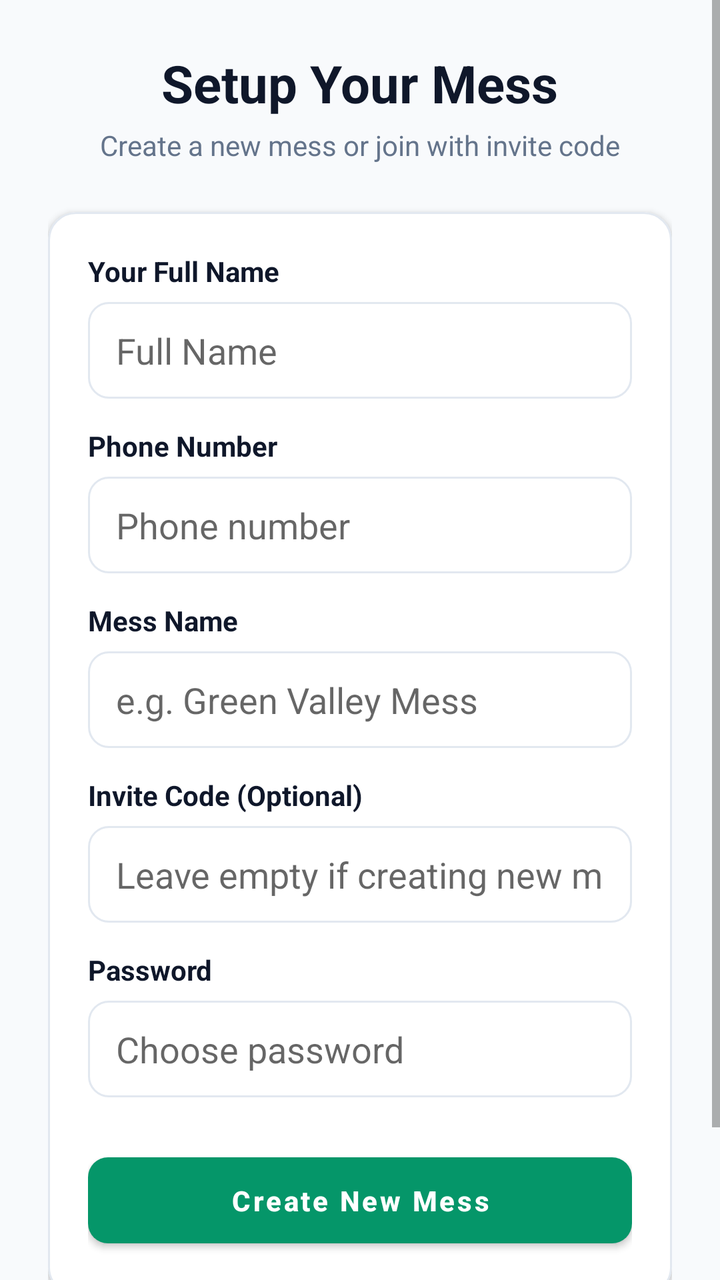
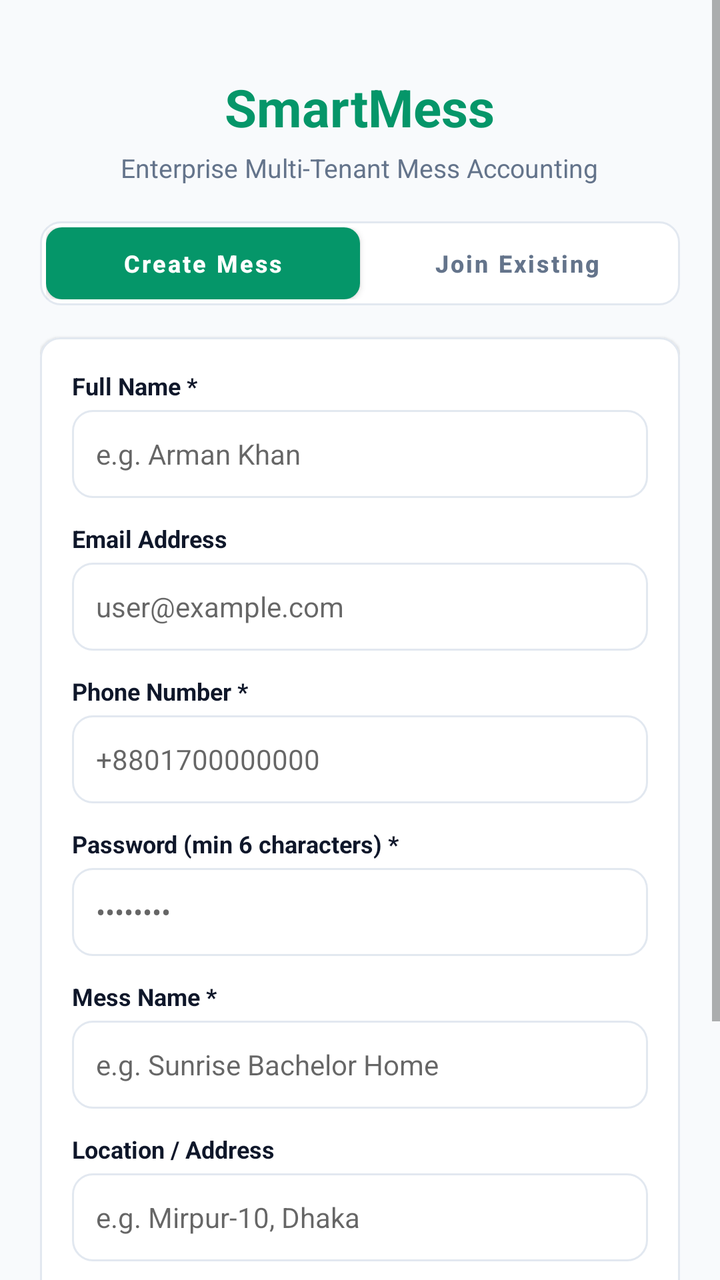

Two renders of the same Android screen: before a commit and after it. Below are the layout's source before the change and the commit's diff.
<!-- AndroidManifest.xml: application theme Theme.SmartMess -->
<!-- res/layout/activity_register.xml -->
<?xml version="1.0" encoding="utf-8"?>
<ScrollView xmlns:android="http://schemas.android.com/apk/res/android"
    xmlns:app="http://schemas.android.com/apk/res-auto"
    android:layout_width="match_parent"
    android:layout_height="match_parent"
    android:background="@color/background"
    android:fillViewport="true">

    <LinearLayout
        android:layout_width="match_parent"
        android:layout_height="wrap_content"
        android:gravity="center"
        android:orientation="vertical"
        android:padding="24dp">

        <TextView
            android:layout_width="wrap_content"
            android:layout_height="wrap_content"
            android:text="@string/register_title"
            android:textColor="@color/text_primary"
            android:textSize="26sp"
            android:textStyle="bold" />

        <TextView
            android:layout_width="wrap_content"
            android:layout_height="wrap_content"
            android:layout_marginTop="4dp"
            android:layout_marginBottom="24dp"
            android:text="Create a new mess or join with invite code"
            android:textColor="@color/text_secondary"
            android:textSize="14sp" />

        <com.google.android.material.card.MaterialCardView
            android:layout_width="match_parent"
            android:layout_height="wrap_content"
            style="@style/SmartCardView">

            <LinearLayout
                android:layout_width="match_parent"
                android:layout_height="wrap_content"
                android:orientation="vertical"
                android:padding="20dp">

                <TextView
                    android:layout_width="wrap_content"
                    android:layout_height="wrap_content"
                    android:text="@string/full_name"
                    android:textColor="@color/text_primary"
                    android:textStyle="bold" />

                <EditText
                    android:id="@+id/etName"
                    android:layout_width="match_parent"
                    android:layout_height="wrap_content"
                    android:layout_marginTop="6dp"
                    android:layout_marginBottom="14dp"
                    android:background="@drawable/rounded_edittext"
                    android:hint="Full Name"
                    android:inputType="textPersonName" />

                <TextView
                    android:layout_width="wrap_content"
                    android:layout_height="wrap_content"
                    android:text="@string/phone_number"
                    android:textColor="@color/text_primary"
                    android:textStyle="bold" />

                <EditText
                    android:id="@+id/etRegisterPhone"
                    android:layout_width="match_parent"
                    android:layout_height="wrap_content"
                    android:layout_marginTop="6dp"
                    android:layout_marginBottom="14dp"
                    android:background="@drawable/rounded_edittext"
                    android:hint="Phone number"
                    android:inputType="phone" />

                <TextView
                    android:layout_width="wrap_content"
                    android:layout_height="wrap_content"
                    android:text="@string/mess_name"
                    android:textColor="@color/text_primary"
                    android:textStyle="bold" />

                <EditText
                    android:id="@+id/etMessName"
                    android:layout_width="match_parent"
                    android:layout_height="wrap_content"
                    android:layout_marginTop="6dp"
                    android:layout_marginBottom="14dp"
                    android:background="@drawable/rounded_edittext"
                    android:hint="e.g. Green Valley Mess"
                    android:inputType="textCapWords" />

                <TextView
                    android:layout_width="wrap_content"
                    android:layout_height="wrap_content"
                    android:text="@string/invite_code"
                    android:textColor="@color/text_primary"
                    android:textStyle="bold" />

                <EditText
                    android:id="@+id/etInviteCode"
                    android:layout_width="match_parent"
                    android:layout_height="wrap_content"
                    android:layout_marginTop="6dp"
                    android:layout_marginBottom="14dp"
                    android:background="@drawable/rounded_edittext"
                    android:hint="Leave empty if creating new mess"
                    android:inputType="textCapCharacters" />

                <TextView
                    android:layout_width="wrap_content"
                    android:layout_height="wrap_content"
                    android:text="@string/password"
                    android:textColor="@color/text_primary"
                    android:textStyle="bold" />

                <EditText
                    android:id="@+id/etRegisterPassword"
                    android:layout_width="match_parent"
                    android:layout_height="wrap_content"
                    android:layout_marginTop="6dp"
                    android:layout_marginBottom="24dp"
                    android:background="@drawable/rounded_edittext"
                    android:hint="Choose password"
                    android:inputType="textPassword" />

                <com.google.android.material.button.MaterialButton
                    android:id="@+id/btnRegister"
                    android:layout_width="match_parent"
                    android:layout_height="wrap_content"
                    android:text="@string/btn_register"
                    style="@style/SmartButton" />

                <ProgressBar
                    android:id="@+id/pbRegister"
                    android:layout_width="32dp"
                    android:layout_height="32dp"
                    android:layout_gravity="center"
                    android:layout_marginTop="12dp"
                    android:visibility="gone" />

            </LinearLayout>

        </com.google.android.material.card.MaterialCardView>

        <TextView
            android:id="@+id/tvGoToLogin"
            android:layout_width="wrap_content"
            android:layout_height="wrap_content"
            android:layout_marginTop="20dp"
            android:padding="8dp"
            android:text="@string/have_account"
            android:textColor="@color/primary"
            android:textStyle="bold" />

    </LinearLayout>

</ScrollView>
<!-- resources referenced by this layout -->
<resources>
  <color name="background">#F8FAFC</color>
  <color name="primary">#059669</color>
  <color name="text_primary">#0F172A</color>
  <color name="text_secondary">#64748B</color>
  <string name="btn_register">Create New Mess</string>
  <string name="full_name">Your Full Name</string>
  <string name="have_account">Already have an account? Sign In</string>
  <string name="invite_code">Invite Code (Optional)</string>
  <string name="mess_name">Mess Name</string>
  <string name="password">Password</string>
  <string name="phone_number">Phone Number</string>
  <string name="register_title">Setup Your Mess</string>
  <style name="SmartButton" parent="Widget.MaterialComponents.Button">
          <item name="cornerRadius">10dp</item>
          <item name="android:paddingTop">12dp</item>
          <item name="android:paddingBottom">12dp</item>
          <item name="android:textAllCaps">false</item>
          <item name="android:textStyle">bold</item>
      </style>
  <style name="SmartCardView" parent="Widget.MaterialComponents.CardView">
          <item name="cardCornerRadius">14dp</item>
          <item name="cardElevation">2dp</item>
          <item name="cardBackgroundColor">@color/surface</item>
          <item name="strokeColor">@color/border_stroke</item>
          <item name="strokeWidth">1dp</item>
      </style>
  <style name="Theme.SmartMess" parent="Theme.MaterialComponents.DayNight.DarkActionBar">
          
          <item name="colorPrimary">@color/primary</item>
          <item name="colorPrimaryVariant">@color/primary_dark</item>
          <item name="colorOnPrimary">@color/text_on_primary</item>
          
          <item name="colorSecondary">@color/accent</item>
          <item name="colorSecondaryVariant">@color/accent</item>
          <item name="colorOnSecondary">@color/text_on_primary</item>
          
          <item name="android:statusBarColor">@color/primary_dark</item>
          <item name="android:windowBackground">@color/background</item>
          
          <item name="cardViewStyle">@style/SmartCardView</item>
      </style>
  <color name="surface">#FFFFFF</color>
  <color name="border_stroke">#E2E8F0</color>
  <color name="primary_dark">#047857</color>
  <color name="text_on_primary">#FFFFFF</color>
  <color name="accent">#0284C7</color>
  <!-- unchanged entries left out for length: 1 -->
</resources>

<!-- the commit's change to res/layout/activity_register.xml (unified diff, before → after) -->
@@ -1,6 +1,7 @@
 <?xml version="1.0" encoding="utf-8"?>
 <ScrollView xmlns:android="http://schemas.android.com/apk/res/android"
     xmlns:app="http://schemas.android.com/apk/res-auto"
+    xmlns:tools="http://schemas.android.com/tools"
     android:layout_width="match_parent"
     android:layout_height="match_parent"
     android:background="@color/background"
@@ -9,15 +10,18 @@
     <LinearLayout
         android:layout_width="match_parent"
         android:layout_height="wrap_content"
-        android:gravity="center"
+        android:gravity="center_horizontal"
         android:orientation="vertical"
-        android:padding="24dp">
-
+        android:padding="20dp">
+
+        
         <TextView
             android:layout_width="wrap_content"
             android:layout_height="wrap_content"
-            android:text="@string/register_title"
-            android:textColor="@color/text_primary"
+            android:layout_marginTop="16dp"
+            android:fontFamily="sans-serif-medium"
+            android:text="SmartMess"
+            android:textColor="@color/primary"
             android:textSize="26sp"
             android:textStyle="bold" />
 
@@ -25,11 +29,47 @@
             android:layout_width="wrap_content"
             android:layout_height="wrap_content"
             android:layout_marginTop="4dp"
-            android:layout_marginBottom="24dp"
-            android:text="Create a new mess or join with invite code"
+            android:layout_marginBottom="18dp"
+            android:fontFamily="sans-serif"
+            android:text="Enterprise Multi-Tenant Mess Accounting"
             android:textColor="@color/text_secondary"
-            android:textSize="14sp" />
-
+            android:textSize="13sp" />
+
+        
+        <LinearLayout
+            android:layout_width="match_parent"
+            android:layout_height="42dp"
+            android:layout_marginBottom="16dp"
+            android:background="@drawable/rounded_edittext"
+            android:orientation="horizontal"
+            android:padding="3dp">
+
+            <com.google.android.material.button.MaterialButton
+                android:id="@+id/btnPathCreateMess"
+                android:layout_width="0dp"
+                android:layout_height="match_parent"
+                android:layout_weight="1"
+                android:insetTop="0dp"
+                android:insetBottom="0dp"
+                android:text="Create Mess"
+                android:textSize="12sp"
+                style="@style/SmartButton" />
+
+            <com.google.android.material.button.MaterialButton
+                android:id="@+id/btnPathJoinMess"
+                android:layout_width="0dp"
+                android:layout_height="match_parent"
+                android:layout_weight="1"
+                android:insetTop="0dp"
+                android:insetBottom="0dp"
+                android:text="Join Existing"
+                android:textColor="@color/text_secondary"
+                android:textSize="12sp"
+                app:backgroundTint="@android:color/transparent"
+                style="@style/Widget.MaterialComponents.Button.TextButton" />
+        </LinearLayout>
+
+        
         <com.google.android.material.card.MaterialCardView
             android:layout_width="match_parent"
             android:layout_height="wrap_content"
@@ -39,122 +79,223 @@
                 android:layout_width="match_parent"
                 android:layout_height="wrap_content"
                 android:orientation="vertical"
-                android:padding="20dp">
-
+                android:padding="16dp">
+
+                
                 <TextView
                     android:layout_width="wrap_content"
                     android:layout_height="wrap_content"
-                    android:text="@string/full_name"
+                    android:fontFamily="sans-serif"
+                    android:text="Full Name *"
                     android:textColor="@color/text_primary"
+                    android:textSize="12sp"
                     android:textStyle="bold" />
 
                 <EditText
                     android:id="@+id/etName"
                     android:layout_width="match_parent"
-                    android:layout_height="wrap_content"
-                    android:layout_marginTop="6dp"
-                    android:layout_marginBottom="14dp"
+                    android:layout_height="44dp"
+                    android:layout_marginTop="4dp"
+                    android:layout_marginBottom="12dp"
                     android:background="@drawable/rounded_edittext"
-                    android:hint="Full Name"
-                    android:inputType="textPersonName" />
-
+                    android:hint="e.g. Arman Khan"
+                    android:inputType="textPersonName"
+                    android:paddingHorizontal="12dp"
+                    android:textSize="14sp" />
+
+                
                 <TextView
                     android:layout_width="wrap_content"
                     android:layout_height="wrap_content"
-                    android:text="@string/phone_number"
+                    android:fontFamily="sans-serif"
+                    android:text="Email Address"
                     android:textColor="@color/text_primary"
+                    android:textSize="12sp"
+                    android:textStyle="bold" />
+
+                <EditText
+                    android:id="@+id/etEmail"
+                    android:layout_width="match_parent"
+                    android:layout_height="44dp"
+                    android:layout_marginTop="4dp"
+                    android:layout_marginBottom="12dp"
+                    android:background="@drawable/rounded_edittext"
+                    android:hint="user@example.com"
+                    android:inputType="textEmailAddress"
+                    android:paddingHorizontal="12dp"
+                    android:textSize="14sp" />
+
+                
+                <TextView
+                    android:layout_width="wrap_content"
+                    android:layout_height="wrap_content"
+                    android:fontFamily="sans-serif"
+                    android:text="Phone Number *"
+                    android:textColor="@color/text_primary"
+                    android:textSize="12sp"
                     android:textStyle="bold" />
 
                 <EditText
                     android:id="@+id/etRegisterPhone"
                     android:layout_width="match_parent"
-                    android:layout_height="wrap_content"
-                    android:layout_marginTop="6dp"
-                    android:layout_marginBottom="14dp"
+                    android:layout_height="44dp"
+                    android:layout_marginTop="4dp"
+                    android:layout_marginBottom="12dp"
                     android:background="@drawable/rounded_edittext"
-                    android:hint="Phone number"
-                    android:inputType="phone" />
-
+                    android:hint="+8801700000000"
+                    android:inputType="phone"
+                    android:paddingHorizontal="12dp"
+                    android:textSize="14sp" />
+
+                
                 <TextView
                     android:layout_width="wrap_content"
                     android:layout_height="wrap_content"
-                    android:text="@string/mess_name"
+                    android:fontFamily="sans-serif"
+                    android:text="Password (min 6 characters) *"
                     android:textColor="@color/text_primary"
-                    android:textStyle="bold" />
-
-                <EditText
-                    android:id="@+id/etMessName"
-                    android:layout_width="match_parent"
-                    android:layout_height="wrap_content"
-                    android:layout_marginTop="6dp"
-                    android:layout_marginBottom="14dp"
-                    android:background="@drawable/rounded_edittext"
-                    android:hint="e.g. Green Valley Mess"
-                    android:inputType="textCapWords" />
-
-                <TextView
-                    android:layout_width="wrap_content"
-                    android:layout_height="wrap_content"
-                    android:text="@string/invite_code"
-                    android:textColor="@color/text_primary"
-                    android:textStyle="bold" />
-
-                <EditText
-                    android:id="@+id/etInviteCode"
-                    android:layout_width="match_parent"
-                    android:layout_height="wrap_content"
-                    android:layout_marginTop="6dp"
-                    android:layout_marginBottom="14dp"
-                    android:background="@drawable/rounded_edittext"
-                    android:hint="Leave empty if creating new mess"
-                    android:inputType="textCapCharacters" />
-
-                <TextView
-                    android:layout_width="wrap_content"
-                    android:layout_height="wrap_content"
-                    android:text="@string/password"
-                    android:textColor="@color/text_primary"
+                    android:textSize="12sp"
                     android:textStyle="bold" />
 
                 <EditText
                     android:id="@+id/etRegisterPassword"
                     android:layout_width="match_parent"
-                    android:layout_height="wrap_content"
-                    android:layout_marginTop="6dp"
-                    android:layout_marginBottom="24dp"
+                    android:layout_height="44dp"
+                    android:layout_marginTop="4dp"
+                    android:layout_marginBottom="12dp"
                     android:background="@drawable/rounded_edittext"
-                    android:hint="Choose password"
-                    android:inputType="textPassword" />
-
+                    android:hint="••••••••"
+                    android:inputType="textPassword"
+                    android:paddingHorizontal="12dp"
+                    android:textSize="14sp" />
+
+                
+                <LinearLayout
+                    android:id="@+id/layoutPathCreateFields"
+                    android:layout_width="match_parent"
+                    android:layout_height="wrap_content"
+                    android:orientation="vertical">
+
+                    <TextView
+                        android:layout_width="wrap_content"
+                        android:layout_height="wrap_content"
+                        android:fontFamily="sans-serif"
+                        android:text="Mess Name *"
+                        android:textColor="@color/text_primary"
+                        android:textSize="12sp"
+                        android:textStyle="bold" />
+
+                    <EditText
+                        android:id="@+id/etMessName"
+                        android:layout_width="match_parent"
+                        android:layout_height="44dp"
+                        android:layout_marginTop="4dp"
+                        android:layout_marginBottom="12dp"
+                        android:background="@drawable/rounded_edittext"
+                        android:hint="e.g. Sunrise Bachelor Home"
+                        android:inputType="textCapWords"
+                        android:paddingHorizontal="12dp"
+                        android:textSize="14sp" />
+
+                    <TextView
+                        android:layout_width="wrap_content"
+                        android:layout_height="wrap_content"
+                        android:fontFamily="sans-serif"
+                        android:text="Location / Address"
+                        android:textColor="@color/text_primary"
+                        android:textSize="12sp"
+                        android:textStyle="bold" />
+
+                    <EditText
+                        android:id="@+id/etLocation"
+                        android:layout_width="match_parent"
+                        android:layout_height="44dp"
+                        android:layout_marginTop="4dp"
+                        android:layout_marginBottom="12dp"
+                        android:background="@drawable/rounded_edittext"
+                        android:hint="e.g. Mirpur-10, Dhaka"
+                        android:inputType="textCapWords"
+                        android:paddingHorizontal="12dp"
+                        android:textSize="14sp" />
+                </LinearLayout>
+
+                
+                <LinearLayout
+                    android:id="@+id/layoutPathJoinFields"
+                    android:layout_width="match_parent"
+                    android:layout_height="wrap_content"
+                    android:orientation="vertical"
+                    android:visibility="gone">
+
+                    <TextView
+                        android:layout_width="wrap_content"
+                        android:layout_height="wrap_content"
+                        android:fontFamily="sans-serif"
+                        android:text="6-Character Invite Code *"
+                        android:textColor="@color/text_primary"
+                        android:textSize="12sp"
+                        android:textStyle="bold" />
+
+                    <EditText
+                        android:id="@+id/etInviteCode"
+                        android:layout_width="match_parent"
+                        android:layout_height="44dp"
+                        android:layout_marginTop="4dp"
+                        android:layout_marginBottom="12dp"
+                        android:background="@drawable/rounded_edittext"
+                        android:hint="e.g. SUN123"
+                        android:inputType="textCapCharacters"
+                        android:maxLength="10"
+                        android:paddingHorizontal="12dp"
+                        android:textSize="14sp" />
+                </LinearLayout>
+
+                
+                <TextView
+                    android:id="@+id/tvNetworkStatusNotice"
+                    android:layout_width="match_parent"
+                    android:layout_height="wrap_content"
+                    android:layout_marginBottom="12dp"
+                    android:background="#FEF2F2"
+                    android:padding="8dp"
+                    android:text="No active internet. Please connect to Wi-Fi or Mobile Data to create an account."
+                    android:textColor="@color/due_red"
+                    android:textSize="11sp"
+                    android:visibility="gone" />
+
+                
                 <com.google.android.material.button.MaterialButton
                     android:id="@+id/btnRegister"
                     android:layout_width="match_parent"
-                    android:layout_height="wrap_content"
-                    android:text="@string/btn_register"
+                    android:layout_height="46dp"
+                    android:layout_marginTop="4dp"
+                    android:text="Create Mess &amp; Register"
                     style="@style/SmartButton" />
 
                 <ProgressBar
                     android:id="@+id/pbRegister"
-                    android:layout_width="32dp"
-                    android:layout_height="32dp"
+                    android:layout_width="28dp"
+                    android:layout_height="28dp"
                     android:layout_gravity="center"
-                    android:layout_marginTop="12dp"
+                    android:layout_marginTop="8dp"
                     android:visibility="gone" />
 
             </LinearLayout>
-
         </com.google.android.material.card.MaterialCardView>
 
+        
         <TextView
             android:id="@+id/tvGoToLogin"
             android:layout_width="wrap_content"
             android:layout_height="wrap_content"
-            android:layout_marginTop="20dp"
+            android:layout_marginTop="16dp"
+            android:layout_marginBottom="24dp"
+            android:fontFamily="sans-serif-medium"
             android:padding="8dp"
-            android:text="@string/have_account"
+            android:text="Already have an account? Sign In"
             android:textColor="@color/primary"
+            android:textSize="13sp"
             android:textStyle="bold" />
 
     </LinearLayout>
-
 </ScrollView>
<!-- resource entries referenced after the edit -->
@@ -1,32 +1,28 @@
 <!-- resources referenced by this layout -->
 <resources>
   <color name="background">#F8FAFC</color>
+  <color name="due_red">#EF4444</color>
   <color name="primary">#059669</color>
   <color name="text_primary">#0F172A</color>
   <color name="text_secondary">#64748B</color>
-  <string name="btn_register">Create New Mess</string>
-  <string name="full_name">Your Full Name</string>
-  <string name="have_account">Already have an account? Sign In</string>
-  <string name="invite_code">Invite Code (Optional)</string>
-  <string name="mess_name">Mess Name</string>
-  <string name="password">Password</string>
-  <string name="phone_number">Phone Number</string>
-  <string name="register_title">Setup Your Mess</string>
   <style name="SmartButton" parent="Widget.MaterialComponents.Button">
-          <item name="cornerRadius">10dp</item>
-          <item name="android:paddingTop">12dp</item>
-          <item name="android:paddingBottom">12dp</item>
+          <item name="android:fontFamily">sans-serif-medium</item>
+          <item name="fontFamily">sans-serif-medium</item>
+          <item name="cornerRadius">8dp</item>
+          <item name="android:paddingTop">8dp</item>
+          <item name="android:paddingBottom">8dp</item>
           <item name="android:textAllCaps">false</item>
+          <item name="android:textSize">13sp</item>
           <item name="android:textStyle">bold</item>
       </style>
   <style name="SmartCardView" parent="Widget.MaterialComponents.CardView">
-          <item name="cardCornerRadius">14dp</item>
-          <item name="cardElevation">2dp</item>
+          <item name="cardCornerRadius">10dp</item>
+          <item name="cardElevation">1dp</item>
           <item name="cardBackgroundColor">@color/surface</item>
           <item name="strokeColor">@color/border_stroke</item>
           <item name="strokeWidth">1dp</item>
       </style>
-  <style name="Theme.SmartMess" parent="Theme.MaterialComponents.DayNight.DarkActionBar">
+  <style name="Theme.SmartMess" parent="Theme.MaterialComponents.DayNight.NoActionBar">
           
           <item name="colorPrimary">@color/primary</item>
           <item name="colorPrimaryVariant">@color/primary_dark</item>
@@ -36,16 +32,46 @@
           <item name="colorSecondaryVariant">@color/accent</item>
           <item name="colorOnSecondary">@color/text_on_primary</item>
           
-          <item name="android:statusBarColor">@color/primary_dark</item>
+          
+          <item name="android:statusBarColor">@color/surface</item>
+          <item name="android:windowLightStatusBar" tools:targetApi="m">true</item>
           <item name="android:windowBackground">@color/background</item>
           
+          
+          <item name="android:fontFamily">sans-serif</item>
+          <item name="fontFamily">sans-serif</item>
+          <item name="android:textViewStyle">@style/SmartTextView</item>
+          <item name="android:editTextStyle">@style/SmartEditText</item>
+          <item name="android:buttonStyle">@style/SmartButton</item>
+          <item name="materialButtonStyle">@style/SmartButton</item>
           <item name="cardViewStyle">@style/SmartCardView</item>
+          <item name="materialCardViewStyle">@style/SmartCardView</item>
+          <item name="chipStyle">@style/SmartChip</item>
       </style>
   <color name="surface">#FFFFFF</color>
   <color name="border_stroke">#E2E8F0</color>
   <color name="primary_dark">#047857</color>
   <color name="text_on_primary">#FFFFFF</color>
   <color name="accent">#0284C7</color>
+  <style name="SmartTextView" parent="android:Widget.TextView">
+          <item name="android:fontFamily">sans-serif</item>
+          <item name="fontFamily">sans-serif</item>
+          <item name="android:textColor">@color/text_primary</item>
+      </style>
+  <style name="SmartEditText" parent="android:Widget.EditText">
+          <item name="android:fontFamily">sans-serif</item>
+          <item name="fontFamily">sans-serif</item>
+          <item name="android:textColor">@color/text_primary</item>
+          <item name="android:textColorHint">@color/text_muted</item>
+      </style>
+  <style name="SmartChip" parent="Widget.MaterialComponents.Chip.Action">
+          <item name="android:fontFamily">sans-serif</item>
+          <item name="fontFamily">sans-serif</item>
+          <item name="chipCornerRadius">6dp</item>
+          <item name="chipMinHeight">28dp</item>
+          <item name="android:textSize">11sp</item>
+      </style>
+  <color name="text_muted">#94A3B8</color>
   <!-- unchanged entries left out for length: 1 -->
 </resources>
 
